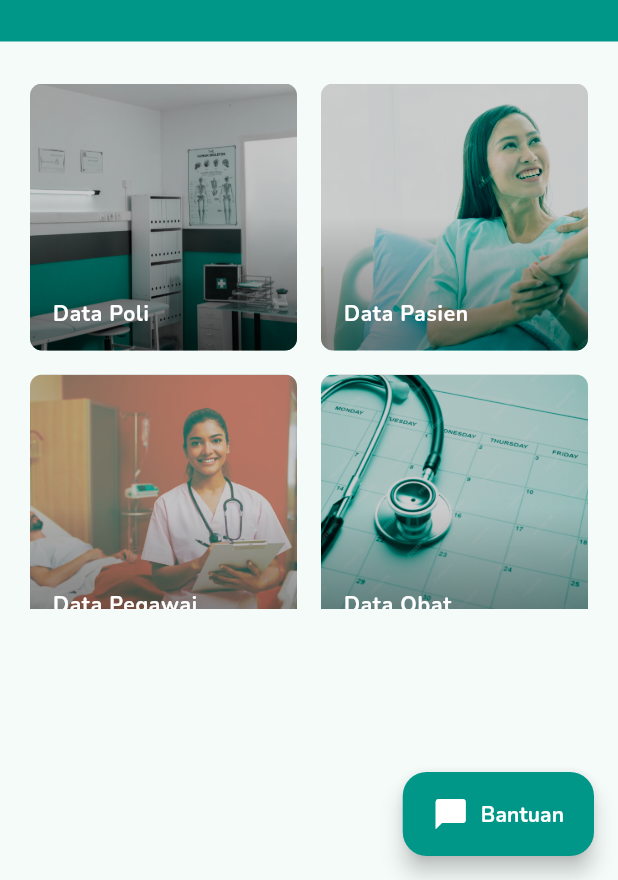
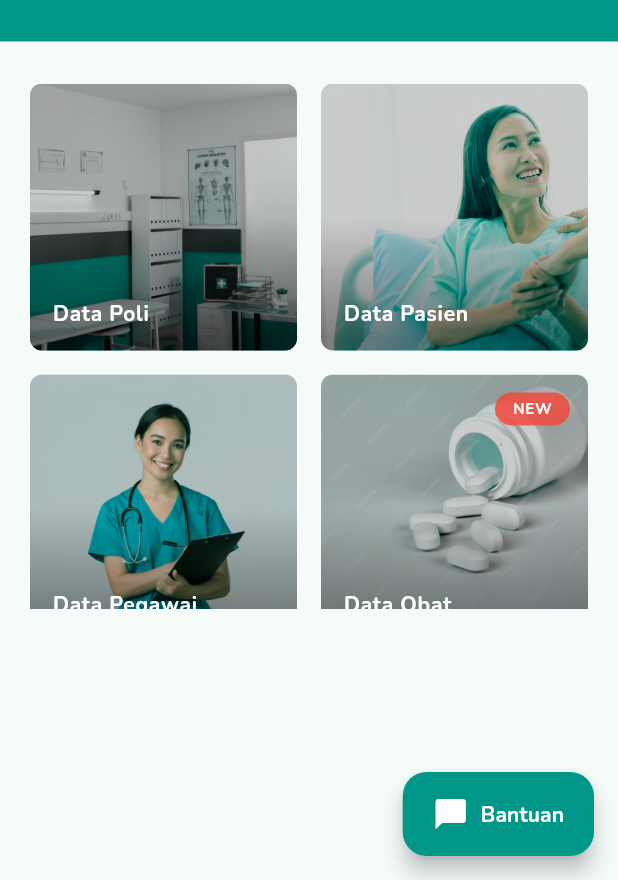
Before and after one commit to ishaqzain/smartklinik, a Flutter app: the Beranda screen opened directly, on a phone screen of 412 x 824 dp, the part 356-1236 px from its top. Run offline on Flutter 3.47's test engine with Material 3 defaults, Android fonts, the light colour scheme and no system bars; our stand-ins replace dio, google_fonts, iconsax, shared_preferences; accounts and stored records are empty.

Commit message:
add: update image beranda

```diff
--- a/lib/ui/beranda.dart
+++ b/lib/ui/beranda.dart
@@ -244,7 +244,7 @@ class Beranda extends StatelessWidget {
                                     fit: BoxFit.cover,
                                     colorFilter: ColorFilter.mode(
                                       Colors.teal.withOpacity(.8),
-                                      BlendMode.lighten,
+                                      BlendMode.softLight,
                                     ),
                                     image: const AssetImage(
                                         'assets/images/img-pegawai.png')),
@@ -300,7 +300,7 @@ class Beranda extends StatelessWidget {
                                       BlendMode.hue,
                                     ),
                                     image: const AssetImage(
-                                        'assets/images/img-jadwal.png')),
+                                        'assets/images/img-obat.png')),
                               ),
                               child: Container(
                                 decoration: BoxDecoration(
@@ -316,7 +316,9 @@ class Beranda extends StatelessWidget {
                                         Colors.black.withOpacity(.2)
                                       ]),
                                 ),
-                                child: Align(
+                                child: Stack(
+                                  children: [
+                                    Align(
                                       alignment: Alignment.bottomLeft,
                                       child: Padding(
                                         padding: const EdgeInsets.all(15.0),
@@ -333,6 +335,30 @@ class Beranda extends StatelessWidget {
                                         ),
                                       ),
                                     ),
+                                    Align(
+                                      alignment: Alignment.topRight,
+                                      child: Padding(
+                                        padding: const EdgeInsets.all(12.0),
+                                        child: Container(
+                                          padding: const EdgeInsets.symmetric(horizontal: 12, vertical: 4),
+                                          decoration: BoxDecoration(
+                                            color: Colors.red.withOpacity(0.8),
+                                            borderRadius: BorderRadius.circular(20), // Adjust the radius for capsule shape
+                                          ),
+                                          child: const Text(
+                                            "NEW",
+                                            style: TextStyle(
+                                              letterSpacing: .5,
+                                              fontSize: 10,
+                                              color: Colors.white,
+                                              fontWeight: FontWeight.bold
+                                            ),
+                                          ),
+                                        ),
+                                      ),
+                                    ),
+                                  ],
+                                )
                               ),
                             ),
                           ),
--- a/pubspec.yaml
+++ b/pubspec.yaml
@@ -68,6 +68,7 @@ flutter:
     - assets/images/img-jadwal.png
     - assets/images/img-pasien.png
     - assets/images/img-pegawai.png
+    - assets/images/img-obat.png
 
   # An image asset can refer to one or more resolution-specific "variants", see
   # https://flutter.dev/assets-and-images/#resolution-aware
```
Also changed, not shown: assets/images/img-obat.png (added), assets/images/img-pegawai.png. Lines whose indentation alone changed are shown as unchanged.
